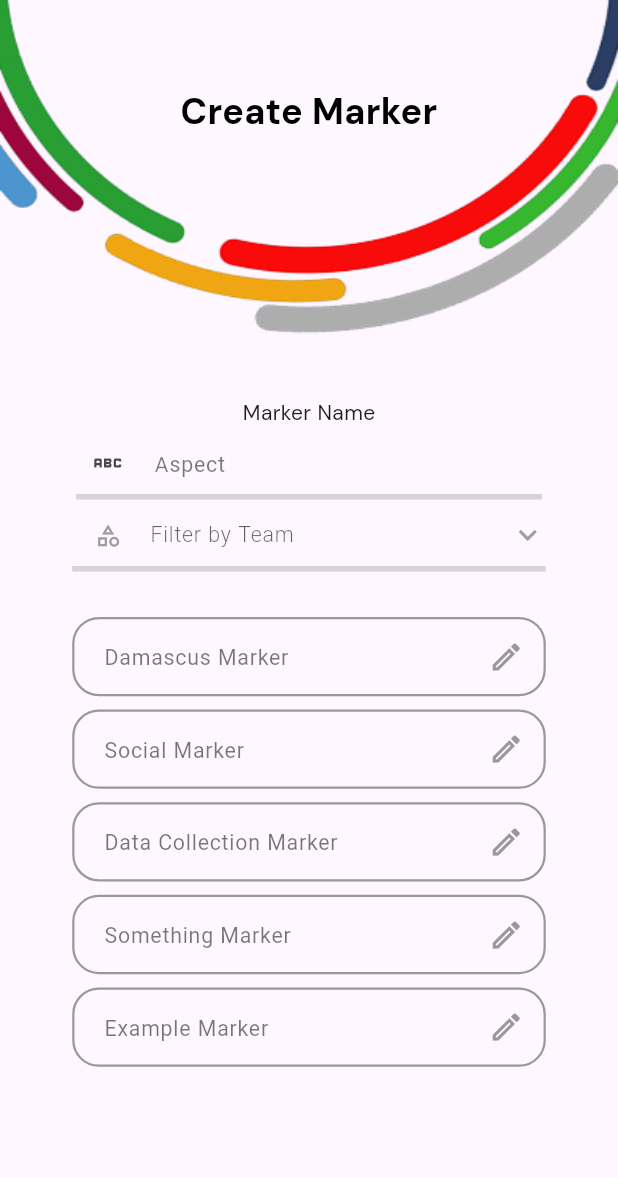
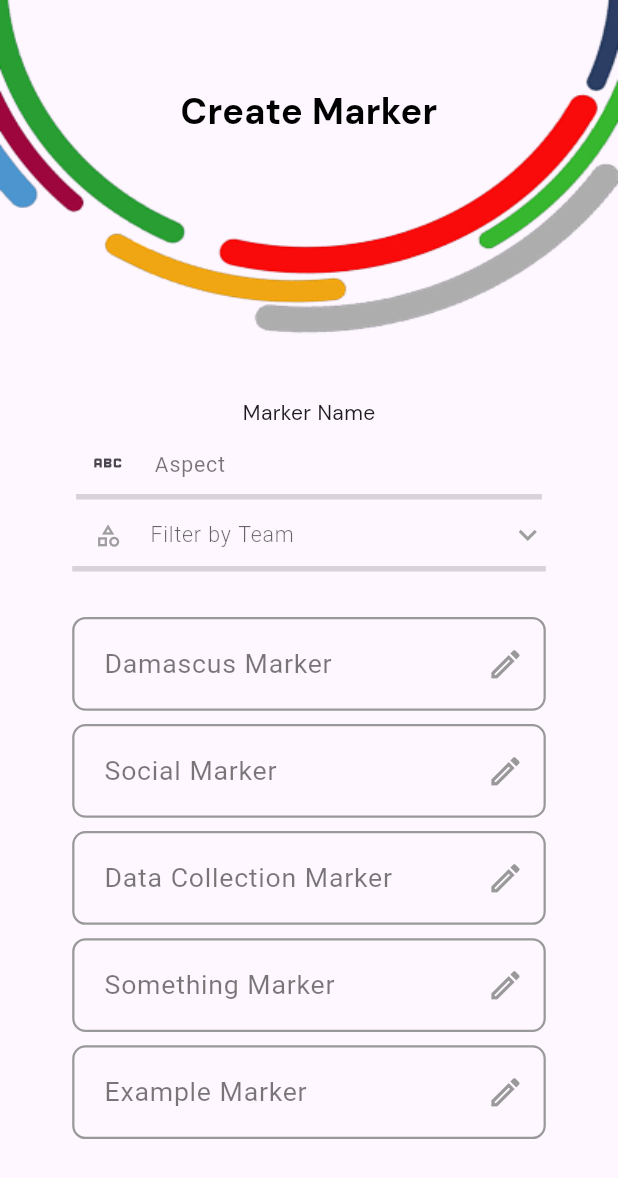
Before and after one commit to QaysAlsary/Recoding-Platform, a Flutter app: the screen it shows after launch, on a phone screen of 412 x 824 dp. Shown: the top 1178 px of the screen. Run offline on Flutter 3.47's test engine with Material 3 defaults, Android fonts, the phone set to English and light mode, and no system bars; our stand-ins replace bloc, bot_toast, equatable, flutter_bloc, flutter_screenutil, flutter_svg and 3 more; Roboto replaces fonts that are missing (Oswald).

Commit message:
outline input_text

```diff
--- a/lib/src/components/outline_input_text_form.dart
+++ b/lib/src/components/outline_input_text_form.dart
@@ -75,9 +75,9 @@ class OutlineInputTextForm extends StatelessWidget {
               Theme.of(context)
                   .textTheme
                   .labelMedium
-                  ?.copyWith(fontSize: 16.sp, fontWeight: FontWeight.w400),
+                  ?.copyWith(fontSize: 20.sp, fontWeight: FontWeight.w400),
           contentPadding:
-              const EdgeInsets.symmetric(vertical: 15, horizontal: 18).w,
+              const EdgeInsets.symmetric(vertical: 20, horizontal: 18).w,
           prefixIcon: prefixIcon != null
               ? Padding(
                   padding: const EdgeInsets.only(left: 5, right: 15).w,
@@ -97,6 +97,7 @@ class OutlineInputTextForm extends StatelessWidget {
                   padding: const EdgeInsets.only(left: 11, right: 15).w,
                   child: Icon(
                     suffixIcon,
+                    size: 25,
                     color: Color(0xff999999),
                   ),
                   // SvgIcon(
@@ -107,21 +108,21 @@ class OutlineInputTextForm extends StatelessWidget {
                 )
               : null,
           border: OutlineInputBorder(
-            borderRadius: BorderRadius.circular(20.r),
+            borderRadius: BorderRadius.circular(10.r),
             borderSide: const BorderSide(
               color: Color(0xff999999),
               width: 1.5,
             ),
           ),
           enabledBorder: OutlineInputBorder(
-            borderRadius: BorderRadius.circular(20.r),
+            borderRadius: BorderRadius.circular(10.r),
             borderSide: const BorderSide(
               color: Color(0xff999999),
               width: 1.5,
             ),
           ),
           focusedBorder: OutlineInputBorder(
-            borderRadius: BorderRadius.circular(20.r),
+            borderRadius: BorderRadius.circular(10.r),
             borderSide: const BorderSide(
               color: Color(0xff999999),
               width: 1.5,
```
